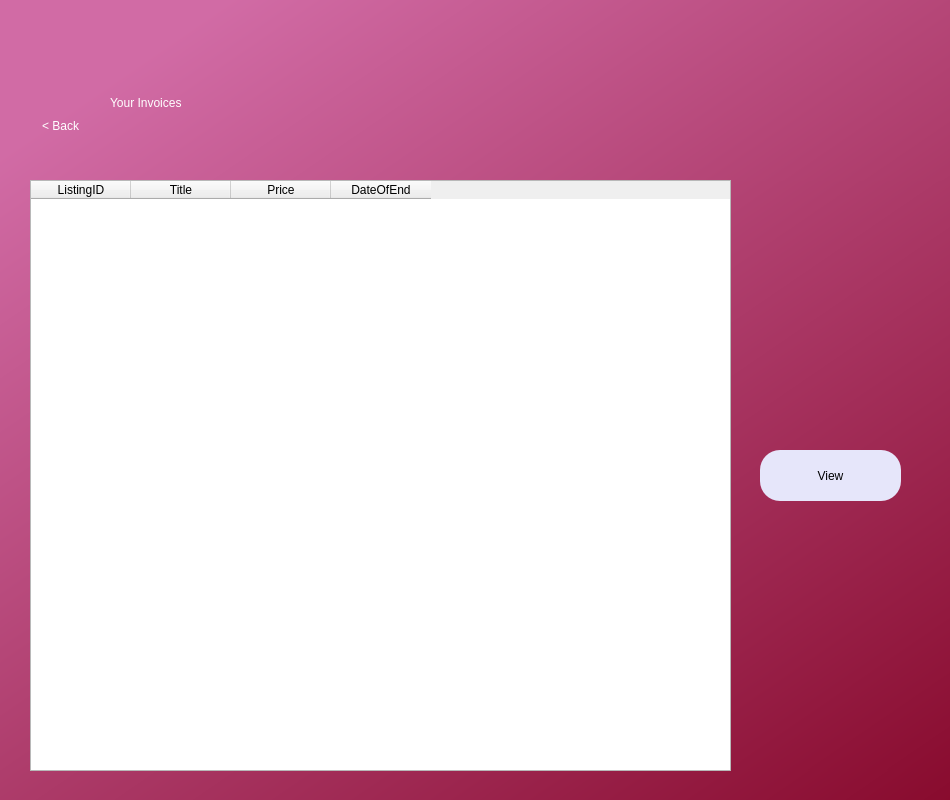
Before: the Qt Designer form findinv.ui in AnshulS853/Coursework-Improved, drawn with Qt 5.
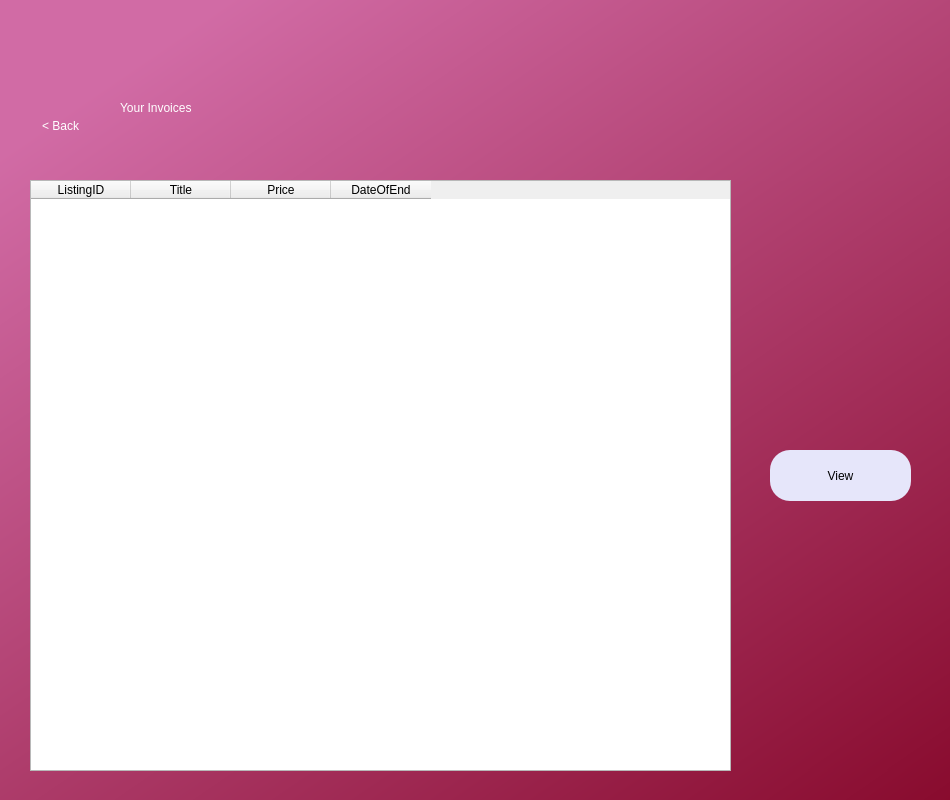
After: the same form once the commit is applied.

What changed in the file:
```diff
--- a/findinv.ui
+++ b/findinv.ui
@@ -41,10 +41,10 @@
    <widget class="QLabel" name="label">
     <property name="geometry">
      <rect>
-      <x>110</x>
-      <y>60</y>
-      <width>564</width>
-      <height>85</height>
+      <x>120</x>
+      <y>50</y>
+      <width>576</width>
+      <height>116</height>
      </rect>
     </property>
     <property name="styleSheet">
@@ -76,7 +76,7 @@
    <widget class="QPushButton" name="view">
     <property name="geometry">
      <rect>
-      <x>760</x>
+      <x>770</x>
       <y>450</y>
       <width>141</width>
       <height>51</height>
```
